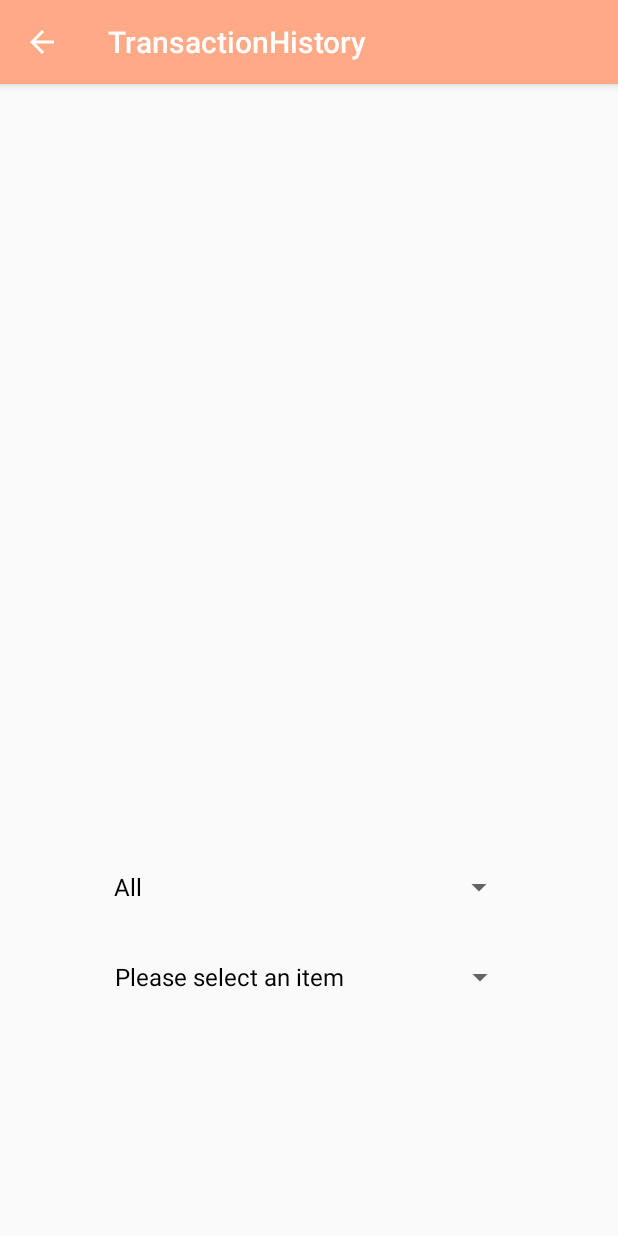
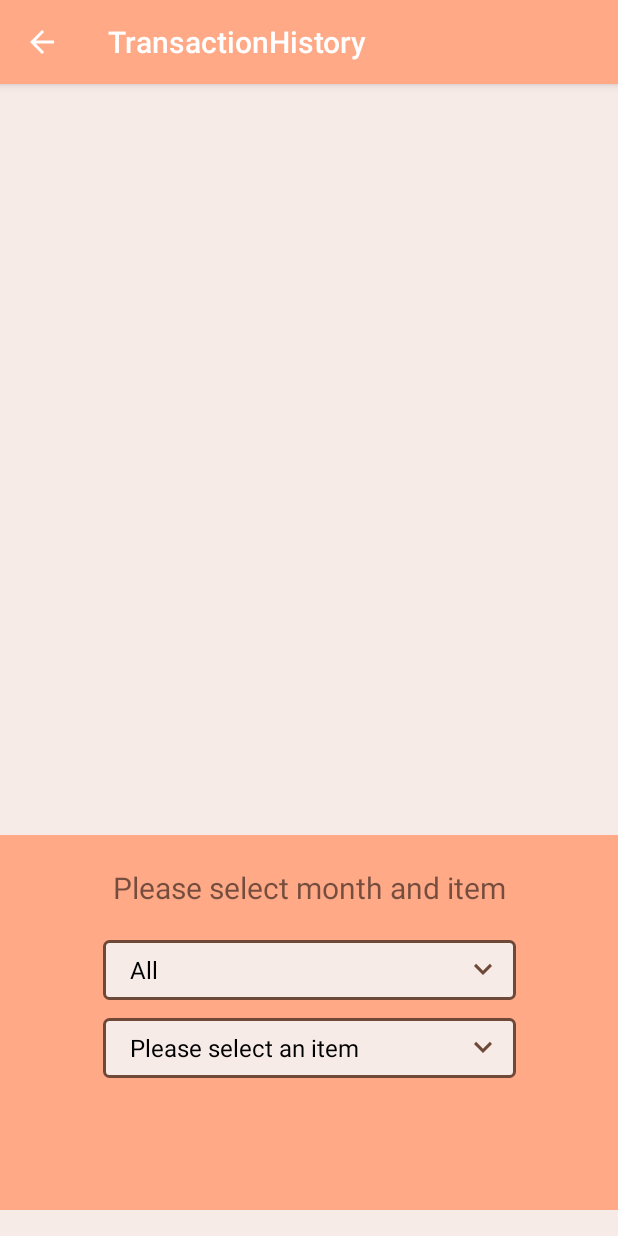
Before and after one commit to cyra-starling/Fab-Lab-Stocktaking, an Android app: the TransactionHistoryStaff screen opened directly, with no data from a screen before it, on a phone screen of 412 x 824 dp. Run offline under Robolectric (Android 15) with nearby library versions, the phone set to English and light mode, and no system bars; our stand-ins replace Firebase (no records; nobody signed in at launch, a user with empty details on screens opened directly).

Commit message:
reskinned transaction history

```diff
--- a/app/src/main/java/com/example/login/Student.java
+++ b/app/src/main/java/com/example/login/Student.java
@@ -34,7 +34,7 @@ public class Student extends AppCompatActivity {
     public static final FirebaseDatabase fablabStock = FirebaseDatabase.getInstance("https://fablabstock.firebaseio.com/");
     public static final DatabaseReference totalStock = fablabStock.getReference("totalStock");
 
-    Button PopupButton, CheckoutButton, ConfirmButton;
+    Button PopupButton, CheckoutButton;
     Dialog popupDialog, popupDialog2;
     @Override
     protected void onCreate(Bundle savedInstanceState) {
--- /dev/null
+++ b/app/src/main/res/drawable/ic_keyboard_arrow_down_black_24dp.xml
@@ -0,0 +1,9 @@
+<vector xmlns:android="http://schemas.android.com/apk/res/android"
+        android:width="24dp"
+        android:height="24dp"
+        android:viewportWidth="24.0"
+        android:viewportHeight="24.0">
+    <path
+        android:fillColor="@color/accent"
+        android:pathData="M7.41,7.84L12,12.42l4.59,-4.58L18,9.25l-6,6 -6,-6z"/>
+</vector>
--- /dev/null
+++ b/app/src/main/res/drawable/spinner.xml
@@ -0,0 +1,27 @@
+<?xml version="1.0" encoding="utf-8"?>
+<selector xmlns:android="http://schemas.android.com/apk/res/android">
+    <item><layer-list>
+        <item>
+            <shape>
+                <solid
+                    android:color="@color/background">
+                </solid>
+
+                <corners android:radius="3dp" />
+
+                <padding
+                    android:bottom="10dp"
+                    android:left="10dp"
+                    android:right="10dp"
+                    android:top="10dp" />
+                <stroke
+                    android:width="2dp"
+                    android:color="@color/accent"/>
+            </shape>
+        </item>
+        <item
+            android:drawable="@drawable/ic_keyboard_arrow_down_black_24dp"
+            android:gravity="center_vertical|end">
+        </item>
+    </layer-list></item>
+</selector>
--- a/app/src/main/res/layout/activity_transaction_history_staff.xml
+++ b/app/src/main/res/layout/activity_transaction_history_staff.xml
@@ -4,6 +4,7 @@
     xmlns:tools="http://schemas.android.com/tools"
     android:layout_width="match_parent"
     android:layout_height="match_parent"
+    android:background="@color/background"
     tools:context=".staff.TransactionHistoryStaff">
 
     <LinearLayout
@@ -24,25 +25,40 @@
             android:layout_marginTop="8dp"></ListView>
     </LinearLayout>
 
+    <androidx.constraintlayout.widget.ConstraintLayout
+        android:layout_width="match_parent"
+        android:layout_height="250dp"
+        android:background="@color/primary"
+        app:layout_constraintBottom_toBottomOf="parent"
+        app:layout_constraintTop_toBottomOf="@+id/linearLayout">
+
+        <TextView
+            android:layout_width="match_parent"
+            android:layout_height="wrap_content"
+            android:text="Please select month and item"
+            android:textSize="20dp"
+            android:textAlignment="center"
+            app:layout_constraintBottom_toTopOf="@+id/monthSpinner"
+            app:layout_constraintTop_toTopOf="parent" />
         <Spinner
             android:id="@+id/monthSpinner"
             android:layout_width="275dp"
-        android:layout_height="wrap_content"
-        android:layout_marginStart="16dp"
-        android:layout_marginTop="28dp"
+            android:layout_height="40dp"
+            android:layout_marginTop="70dp"
+            android:background="@drawable/spinner"
+            app:layout_constraintTop_toTopOf="parent"
             app:layout_constraintEnd_toEndOf="parent"
-        app:layout_constraintHorizontal_bias="0.433"
-        app:layout_constraintStart_toStartOf="parent"
-        app:layout_constraintTop_toBottomOf="@+id/linearLayout" />
+            app:layout_constraintStart_toStartOf="parent" />
 
         <Spinner
             android:id="@+id/itemSpinner"
             android:layout_width="275dp"
-        android:layout_height="wrap_content"
+            android:layout_height="40dp"
             android:layout_marginTop="12dp"
+            android:background="@drawable/spinner"
             app:layout_constraintEnd_toEndOf="parent"
             app:layout_constraintStart_toStartOf="parent"
             app:layout_constraintTop_toBottomOf="@+id/monthSpinner" />
-
+    </androidx.constraintlayout.widget.ConstraintLayout>
 
 </androidx.constraintlayout.widget.ConstraintLayout>
```
Lines whose indentation alone changed are shown as unchanged.
